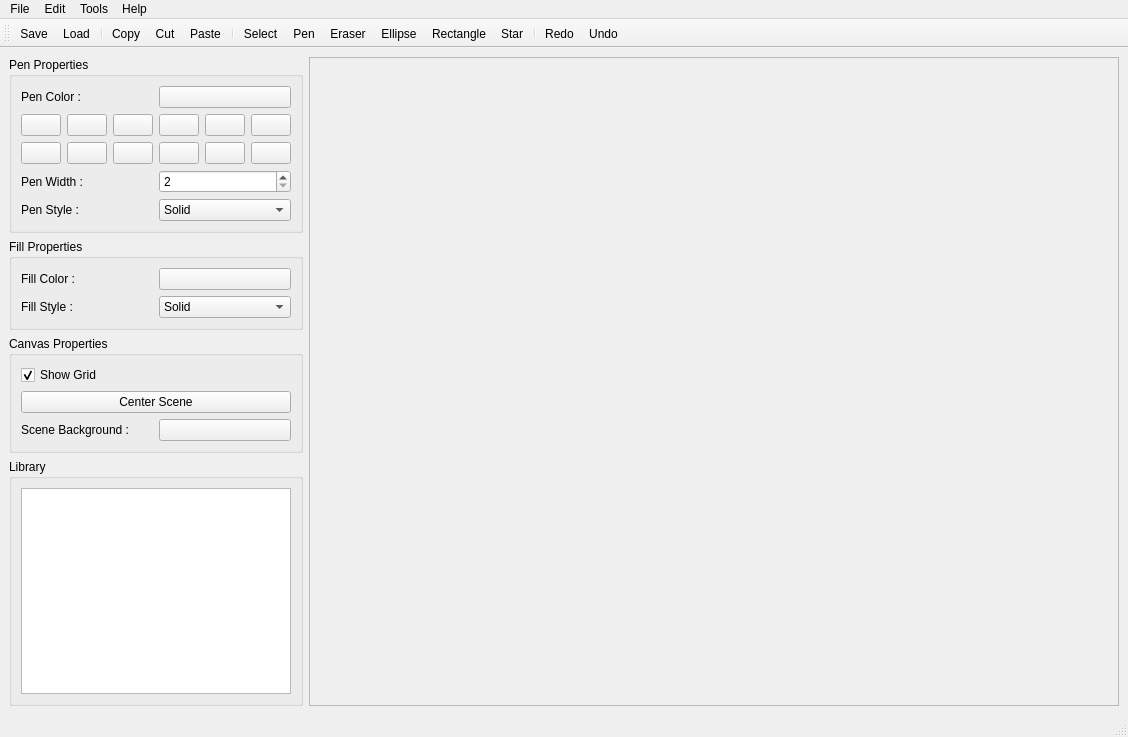
This is PainterApplication/mainwindow.ui in Arthur-T-Lambert/PainterApp as Qt 5 draws it before an edit. The edited form follows.
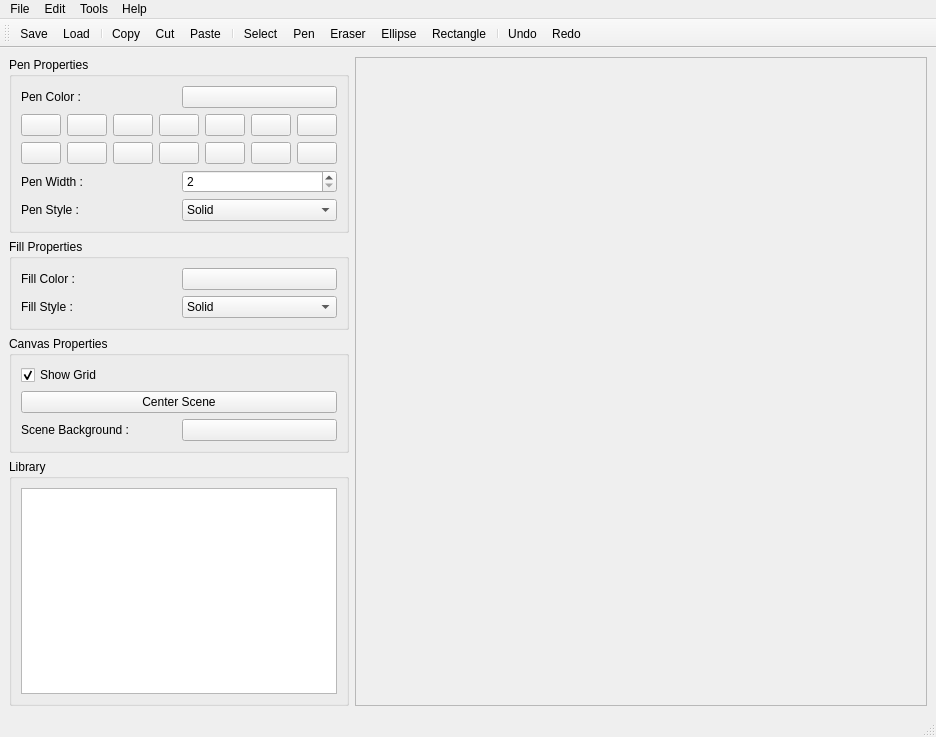
This is the edited form. Icons and pictures are not drawn.

The edit to the form file:
```diff
--- a/PainterApplication/mainwindow.ui
+++ b/PainterApplication/mainwindow.ui
@@ -6,7 +6,7 @@
    <rect>
     <x>0</x>
     <y>0</y>
-    <width>1128</width>
+    <width>936</width>
     <height>737</height>
    </rect>
   </property>
@@ -52,21 +52,7 @@
            <item row="0" column="3">
             <widget class="QPushButton" name="penDirectColor4">
              <property name="text">
-              <string/>
-             </property>
-            </widget>
-           </item>
-           <item row="1" column="3">
-            <widget class="QPushButton" name="penDirectColor10">
-             <property name="text">
-              <string/>
-             </property>
-            </widget>
-           </item>
-           <item row="0" column="2">
-            <widget class="QPushButton" name="penDirectColor3">
-             <property name="text">
-              <string/>
+              <string notr="true"/>
              </property>
             </widget>
            </item>
@@ -98,38 +84,66 @@
              </property>
             </widget>
            </item>
-           <item row="1" column="0">
+           <item row="0" column="2">
+            <widget class="QPushButton" name="penDirectColor3">
+             <property name="text">
+              <string notr="true"/>
+             </property>
+            </widget>
+           </item>
+           <item row="0" column="6">
             <widget class="QPushButton" name="penDirectColor7">
              <property name="text">
               <string/>
              </property>
             </widget>
            </item>
-           <item row="1" column="1">
+           <item row="1" column="0">
             <widget class="QPushButton" name="penDirectColor8">
              <property name="text">
               <string/>
              </property>
             </widget>
            </item>
-           <item row="1" column="2">
+           <item row="1" column="1">
             <widget class="QPushButton" name="penDirectColor9">
              <property name="text">
               <string/>
              </property>
             </widget>
            </item>
-           <item row="1" column="4">
+           <item row="1" column="2">
+            <widget class="QPushButton" name="penDirectColor10">
+             <property name="text">
+              <string notr="true"/>
+             </property>
+            </widget>
+           </item>
+           <item row="1" column="3">
             <widget class="QPushButton" name="penDirectColor11">
              <property name="text">
               <string/>
              </property>
             </widget>
            </item>
-           <item row="1" column="5">
+           <item row="1" column="4">
             <widget class="QPushButton" name="penDirectColor12">
              <property name="text">
-              <string/>
+              <string notr="true"/>
+             </property>
+            </widget>
+           </item>
+           <item row="1" column="5">
+            <widget class="QPushButton" name="penDirectColor13">
+             <property name="text">
+              <string notr="true"/>
+             </property>
+            </widget>
+           </item>
+           <item row="1" column="6">
+            <widget class="QPushButton" name="penDirectColor14">
+             <property name="text">
+              <string notr="true"/>
              </property>
             </widget>
            </item>
@@ -385,7 +399,7 @@
     <rect>
      <x>0</x>
      <y>0</y>
-     <width>1128</width>
+     <width>936</width>
      <height>22</height>
     </rect>
    </property>
@@ -456,10 +470,9 @@
    <addaction name="actionEraser"/>
    <addaction name="actionEllipse"/>
    <addaction name="actionRectangle"/>
-   <addaction name="actionStar"/>
    <addaction name="separator"/>
-   <addaction name="actionRedo"/>
    <addaction name="actionUndo"/>
+   <addaction name="actionRedo"/>
   </widget>
   <action name="actionAdd_Image">
    <property name="icon">
```
Left out of the diff: 60 changed lines with no effect on the pictures.
